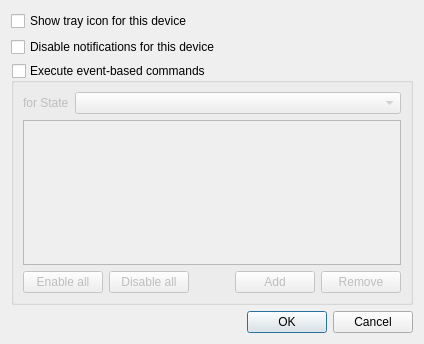
Above: qnut/ui/devicesettings.ui from dosnut/nut before the change. Below: the same form after it.
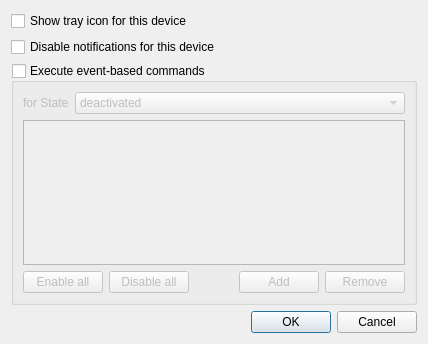
That is the form after the change.

Diff of the .ui file:
```diff
--- a/qnut/ui/devicesettings.ui
+++ b/qnut/ui/devicesettings.ui
@@ -6,7 +6,7 @@
    <rect>
     <x>0</x>
     <y>0</y>
-    <width>414</width>
+    <width>428</width>
     <height>344</height>
    </rect>
   </property>
@@ -49,7 +49,7 @@
         <item row="0" column="1">
          <widget class="QComboBox" name="stateCombo">
           <property name="currentIndex">
-           <number>-1</number>
+           <number>0</number>
           </property>
           <item>
            <property name="text">
```
